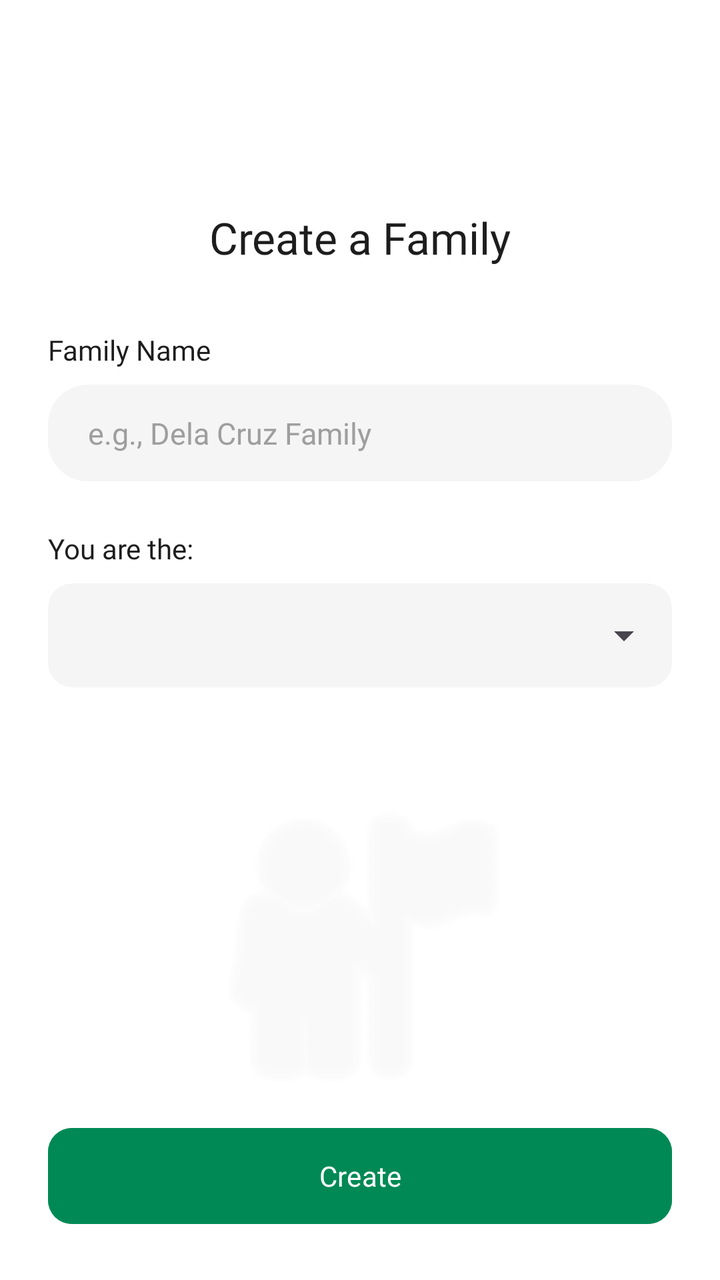
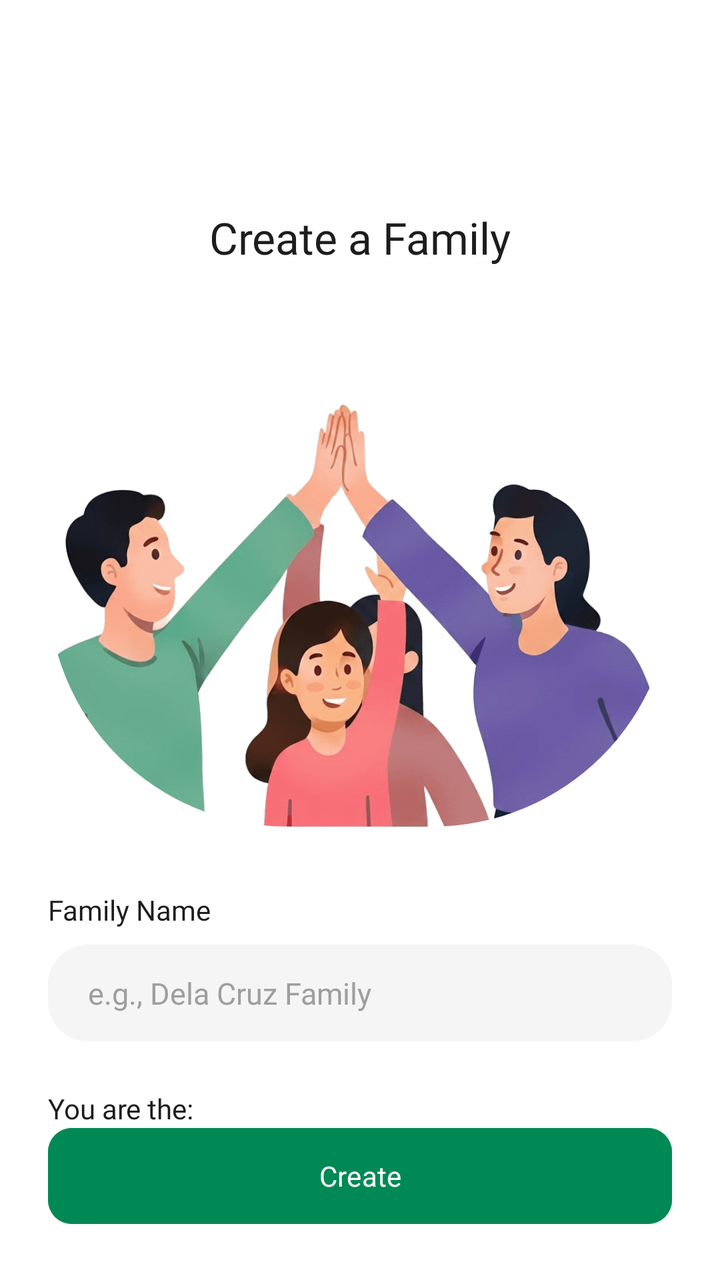

Two renders of the same Android screen: before a commit and after it. Below are the layout's source before the change and the commit's diff.
<!-- AndroidManifest.xml: application theme Theme.Carti -->
<!-- res/layout/fragment_onboarding_create.xml -->
<?xml version="1.0" encoding="utf-8"?>
<androidx.constraintlayout.widget.ConstraintLayout xmlns:android="http://schemas.android.com/apk/res/android"
    xmlns:app="http://schemas.android.com/apk/res-auto"
    android:id="@+id/onboardingCreate"
    android:layout_width="match_parent"
    android:layout_height="match_parent"
    android:background="@color/white">

    <androidx.core.widget.NestedScrollView
        android:layout_width="match_parent"
        android:layout_height="0dp"
        android:clipToPadding="false"
        android:paddingTop="64dp"
        app:layout_constraintBottom_toTopOf="@+id/btnCreate"
        app:layout_constraintTop_toTopOf="parent">

        <LinearLayout
            android:id="@+id/onboardingCreateHeader"
            android:layout_width="match_parent"
            android:layout_height="wrap_content"
            android:orientation="vertical"
            android:padding="24dp">

            <TextView
                android:layout_width="match_parent"
                android:layout_height="wrap_content"
                android:layout_marginTop="16dp"
                android:fontFamily="@font/plus_jakarta_sans_bold"
                android:gravity="center"
                android:text="@string/onboarding_create_title"
                android:textColor="@color/text_primary"
                android:textSize="22sp" />

            <TextView
                android:layout_width="wrap_content"
                android:layout_height="wrap_content"
                android:layout_marginTop="32dp"
                android:fontFamily="@font/plus_jakarta_sans_bold"
                android:text="@string/label_family_name"
                android:textColor="@color/text_primary"
                android:textSize="14sp" />

            <EditText
                android:id="@+id/etFamilyName"
                android:layout_width="match_parent"
                android:layout_height="wrap_content"
                android:layout_marginTop="8dp"
                android:background="@drawable/bg_pill_white"
                android:backgroundTint="@color/surface_variant"
                android:fontFamily="@font/plus_jakarta_sans_medium"
                android:hint="@string/hint_family_name"
                android:inputType="textCapWords"
                android:paddingHorizontal="20dp"
                android:paddingVertical="14dp"
                android:textColor="@color/text_primary"
                android:textColorHint="@color/text_tertiary"
                android:textSize="15sp" />

            <TextView
                android:layout_width="wrap_content"
                android:layout_height="wrap_content"
                android:layout_marginTop="24dp"
                android:fontFamily="@font/plus_jakarta_sans_bold"
                android:text="@string/label_you_are"
                android:textColor="@color/text_primary"
                android:textSize="14sp" />

            <com.google.android.material.card.MaterialCardView
                android:layout_width="match_parent"
                android:layout_height="wrap_content"
                android:layout_marginTop="8dp"
                app:cardBackgroundColor="@color/surface_variant"
                app:cardCornerRadius="12dp"
                app:cardElevation="0dp"
                app:strokeWidth="0dp">

                <Spinner
                    android:id="@+id/spinnerRole"
                    android:layout_width="match_parent"
                    android:layout_height="52dp"
                    android:paddingHorizontal="12dp" />

            </com.google.android.material.card.MaterialCardView>

            <ImageView
                android:layout_width="match_parent"
                android:layout_height="180dp"
                android:layout_marginTop="40dp"
                android:contentDescription="@null"
                android:src="@android:drawable/ic_menu_myplaces"
                app:tint="@color/surface_variant" />

            <View
                android:layout_width="match_parent"
                android:layout_height="32dp" />

        </LinearLayout>
    </androidx.core.widget.NestedScrollView>

    <com.google.android.material.button.MaterialButton
        android:id="@+id/btnCreate"
        android:layout_width="0dp"
        android:layout_height="56dp"
        android:layout_marginStart="24dp"
        android:layout_marginEnd="24dp"
        android:layout_marginBottom="24dp"
        android:backgroundTint="@color/carti_primary_green"
        android:fontFamily="@font/plus_jakarta_sans_bold"
        android:text="@string/btn_create"
        android:textAllCaps="false"
        android:textColor="@color/white"
        app:cornerRadius="12dp"
        app:layout_constraintBottom_toBottomOf="parent"
        app:layout_constraintEnd_toEndOf="parent"
        app:layout_constraintStart_toStartOf="parent" />

</androidx.constraintlayout.widget.ConstraintLayout>
<!-- resources referenced by this layout -->
<resources>
  <color name="carti_primary_green">#008955</color>
  <color name="surface_variant">#F5F5F5</color>
  <color name="text_primary">#1D1D1D</color>
  <color name="text_tertiary">#9E9E9E</color>
  <color name="white">#FFFFFFFF</color>
  <!-- drawable bg_pill_white (drawable) -->
  <?xml version="1.0" encoding="utf-8"?>
  <shape xmlns:android="http://schemas.android.com/apk/res/android">
      <solid android:color="@color/white" />
      <corners android:radius="20dp" />
  </shape>
  <string name="btn_create">Create</string>
  <string name="hint_family_name">e.g., Dela Cruz Family</string>
  <string name="label_family_name">Family Name</string>
  <string name="label_you_are">You are the:</string>
  <string name="onboarding_create_title">Create a Family</string>
  <style name="Theme.Carti" parent="Base.Theme.Carti" />
  <style name="Base.Theme.Carti" parent="Theme.Material3.DayNight.NoActionBar">
          <item name="colorPrimary">@color/carti_primary_green</item>
          <item name="android:windowBackground">@color/white</item>
          <item name="android:statusBarColor">@color/white</item>
          <item name="android:windowLightStatusBar" tools:targetApi="m">true</item>
          <item name="android:navigationBarColor">@color/white</item>
      </style>
</resources>

<!-- the commit's change to res/layout/fragment_onboarding_create.xml (unified diff, before → after) -->
@@ -30,6 +30,15 @@
                 android:text="@string/onboarding_create_title"
                 android:textColor="@color/text_primary"
                 android:textSize="22sp" />
+
+            <com.google.android.material.imageview.ShapeableImageView
+                android:id="@+id/ivIllustration"
+                android:layout_width="match_parent"
+                android:layout_height="240dp"
+                android:layout_marginTop="40dp"
+                android:scaleType="centerCrop"
+                android:src="@drawable/onboarding_request_family"
+                app:shapeAppearanceOverlay="@style/ShapeAppearance.Pigy.Circle" />
 
             <TextView
                 android:layout_width="wrap_content"
@@ -82,14 +91,6 @@
 
             </com.google.android.material.card.MaterialCardView>
 
-            <ImageView
-                android:layout_width="match_parent"
-                android:layout_height="180dp"
-                android:layout_marginTop="40dp"
-                android:contentDescription="@null"
-                android:src="@android:drawable/ic_menu_myplaces"
-                app:tint="@color/surface_variant" />
-
             <View
                 android:layout_width="match_parent"
                 android:layout_height="32dp" />
<!-- resource entries referenced after the edit -->
@@ -11,11 +11,16 @@
       <solid android:color="@color/white" />
       <corners android:radius="20dp" />
   </shape>
+  <!-- drawable onboarding_request_family: png bitmap (drawable, 172370 bytes) -->
   <string name="btn_create">Create</string>
   <string name="hint_family_name">e.g., Dela Cruz Family</string>
   <string name="label_family_name">Family Name</string>
   <string name="label_you_are">You are the:</string>
   <string name="onboarding_create_title">Create a Family</string>
+  <style name="ShapeAppearance.Pigy.Circle" parent="">
+          <item name="cornerFamily">rounded</item>
+          <item name="cornerSize">50%</item>
+      </style>
   <style name="Theme.Carti" parent="Base.Theme.Carti" />
   <style name="Base.Theme.Carti" parent="Theme.Material3.DayNight.NoActionBar">
           <item name="colorPrimary">@color/carti_primary_green</item>
